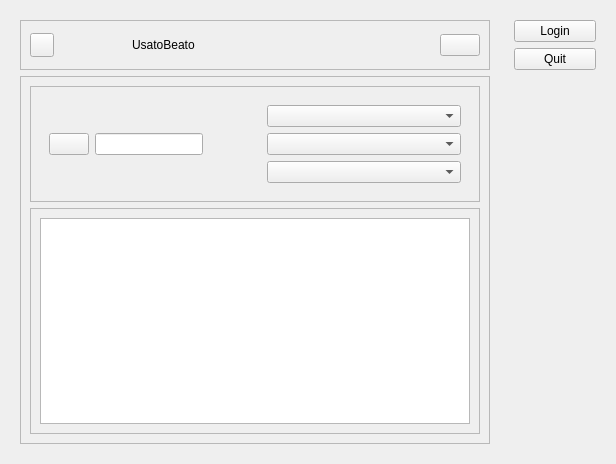
Before: the Qt Designer form NegozioDelUsatoPython/MVC/View/UserView.ui in LeonUrsu/NegozioDellUsato-ExamIS, drawn with Qt 5.
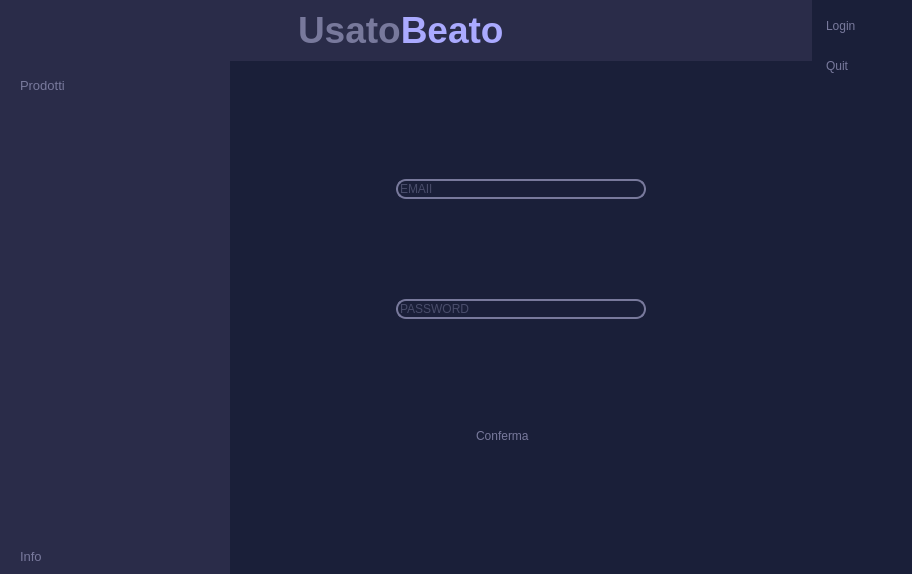
After: the same form once the commit is applied. Icons and pictures are not drawn. Custom widgets are drawn as their Qt base class.

Commit message: push gui User and Update AmministratoreView

What changed in the file:
```diff
--- a/NegozioDelUsatoPython/MVC/View/UserView.ui
+++ b/NegozioDelUsatoPython/MVC/View/UserView.ui
@@ -6,14 +6,302 @@
    <rect>
     <x>0</x>
     <y>0</y>
-    <width>616</width>
-    <height>464</height>
+    <width>912</width>
+    <height>574</height>
    </rect>
   </property>
   <property name="windowTitle">
    <string>Form</string>
   </property>
+  <property name="styleSheet">
+   <string notr="true">
+*{
+color: #78799c;
+border: none;
+}
+
+#frame_2, #frame_5{
+	background-color: #2a2c49;
+}
+
+#mainBody,#Form{
+	background-color: #1a1f39;
+}
+
+QLineEdit{
+	background-color:transparent;
+}
+
+#searchFrame, QLineEdit{
+	border-radius: 10px;
+	border: 2px solid #78799c;
+}
+
+#appHeader{
+	color:#78799c;
+}
+
+#prodottiHeader{
+	color:  #a06ce3;
+}
+
+#avantiarw{
+	border: 1px solid #a06ce3;
+	background-color: #a06ce3 ;
+	border-radius: 5px;
+	
+}
+
+#finestreSecondarie{
+	background-color: #2a2c49;
+	border: solid;
+	border-radius: 20px;
+}
+
+QLabel{
+	color:#78799c;
+}
+
+#mainFrame{
+	background-color: #2a2c49;
+}
+
+#homeBtn{
+	color:#78799c;
+	background-color:#1a1f39;
+	padding : 10px 5px;
+	text-align:left;
+	border-top-left-radius:25px;
+}
+
+QPushButton{
+	padding : 10px 5px;
+	text-align:left;
+	color:#78799c;
+	font: 10pt &quot;Leelawadee UI&quot;;
+}
+
+
+#frame_3{
+	background-color:#2a2c49;
+	border: solid;
+	border-radius: 20px;
+}
+QTableWidget{
+	background-color:#2a2c49;
+	border: solid;
+}
+#leftMenu,#frame{
+background-color: #2a2c49;
+}
+</string>
+  </property>
   <layout class="QHBoxLayout" name="horizontalLayout">
+   <property name="spacing">
+    <number>0</number>
+   </property>
+   <property name="leftMargin">
+    <number>0</number>
+   </property>
+   <property name="topMargin">
+    <number>0</number>
+   </property>
+   <property name="rightMargin">
+    <number>0</number>
+   </property>
+   <property name="bottomMargin">
+    <number>0</number>
+   </property>
+   <item>
+    <widget class="QCustomSlideMenu" name="leftMenu" native="true">
+     <property name="minimumSize">
+      <size>
+       <width>0</width>
+       <height>0</height>
+      </size>
+     </property>
+     <layout class="QVBoxLayout" name="verticalLayout">
+      <property name="spacing">
+       <number>0</number>
+      </property>
+      <property name="leftMargin">
+       <number>0</number>
+      </property>
+      <property name="topMargin">
+       <number>0</number>
+      </property>
+      <property name="rightMargin">
+       <number>0</number>
+      </property>
+      <property name="bottomMargin">
+       <number>0</number>
+      </property>
+      <item>
+       <widget class="QFrame" name="frame_10">
+        <property name="frameShape">
+         <enum>QFrame::StyledPanel</enum>
+        </property>
+        <property name="frameShadow">
+         <enum>QFrame::Raised</enum>
+        </property>
+        <layout class="QHBoxLayout" name="horizontalLayout_10">
+         <property name="spacing">
+          <number>0</number>
+         </property>
+         <property name="leftMargin">
+          <number>0</number>
+         </property>
+         <property name="topMargin">
+          <number>68</number>
+         </property>
+         <property name="rightMargin">
+          <number>0</number>
+         </property>
+         <property name="bottomMargin">
+          <number>0</number>
+         </property>
+        </layout>
+       </widget>
+      </item>
+      <item>
+       <widget class="QFrame" name="frame_8">
+        <property name="sizePolicy">
+         <sizepolicy hsizetype="Preferred" vsizetype="Expanding">
+          <horstretch>0</horstretch>
+          <verstretch>0</verstretch>
+         </sizepolicy>
+        </property>
+        <property name="frameShape">
+         <enum>QFrame::StyledPanel</enum>
+        </property>
+        <property name="frameShadow">
+         <enum>QFrame::Raised</enum>
+        </property>
+        <layout class="QVBoxLayout" name="verticalLayout_9">
+         <property name="spacing">
+          <number>0</number>
+         </property>
+         <property name="leftMargin">
+          <number>0</number>
+         </property>
+         <property name="topMargin">
+          <number>0</number>
+         </property>
+         <property name="rightMargin">
+          <number>0</number>
+         </property>
+         <property name="bottomMargin">
+          <number>0</number>
+         </property>
+         <item>
+          <widget class="QFrame" name="frame_9">
+           <property name="sizePolicy">
+            <sizepolicy hsizetype="Preferred" vsizetype="Expanding">
+             <horstretch>0</horstretch>
+             <verstretch>0</verstretch>
+            </sizepolicy>
+           </property>
+           <property name="minimumSize">
+            <size>
+             <width>230</width>
+             <height>506</height>
+            </size>
+           </property>
+           <property name="maximumSize">
+            <size>
+             <width>230</width>
+             <height>16777215</height>
+            </size>
+           </property>
+           <property name="frameShape">
+            <enum>QFrame::StyledPanel</enum>
+           </property>
+           <property name="frameShadow">
+            <enum>QFrame::Raised</enum>
+           </property>
+           <layout class="QVBoxLayout" name="verticalLayout_10">
+            <property name="spacing">
+             <number>10</number>
+            </property>
+            <property name="leftMargin">
+             <number>15</number>
+            </property>
+            <property name="topMargin">
+             <number>0</number>
+            </property>
+            <property name="rightMargin">
+             <number>0</number>
+            </property>
+            <property name="bottomMargin">
+             <number>0</number>
+            </property>
+            <item>
+             <widget class="QPushButton" name="prodottiBtn_2">
+              <property name="font">
+               <font>
+                <family>Leelawadee UI</family>
+                <pointsize>10</pointsize>
+                <weight>50</weight>
+                <italic>false</italic>
+                <bold>false</bold>
+               </font>
+              </property>
+              <property name="cursor">
+               <cursorShape>PointingHandCursor</cursorShape>
+              </property>
+              <property name="text">
+               <string>Prodotti</string>
+              </property>
+              <property name="icon">
+               <iconset resource="resources.qrc">
+                <normaloff>:/assets/#78799c(purple) icons/shopping-cart.svg</normaloff>:/assets/#78799c(purple) icons/shopping-cart.svg</iconset>
+              </property>
+              <property name="iconSize">
+               <size>
+                <width>24</width>
+                <height>24</height>
+               </size>
+              </property>
+             </widget>
+            </item>
+            <item alignment="Qt::AlignBottom">
+             <widget class="QPushButton" name="infoBtn_2">
+              <property name="font">
+               <font>
+                <family>Leelawadee UI</family>
+                <pointsize>10</pointsize>
+                <weight>50</weight>
+                <italic>false</italic>
+                <bold>false</bold>
+               </font>
+              </property>
+              <property name="cursor">
+               <cursorShape>PointingHandCursor</cursorShape>
+              </property>
+              <property name="text">
+               <string>Info</string>
+              </property>
+              <property name="icon">
+               <iconset resource="resources.qrc">
+                <normaloff>:/assets/#78799c(purple) icons/info.svg</normaloff>:/assets/#78799c(purple) icons/info.svg</iconset>
+              </property>
+              <property name="iconSize">
+               <size>
+                <width>24</width>
+                <height>24</height>
+               </size>
+              </property>
+             </widget>
+            </item>
+           </layout>
+          </widget>
+         </item>
+        </layout>
+       </widget>
+      </item>
+     </layout>
+    </widget>
+   </item>
    <item>
     <widget class="QWidget" name="mainBody" native="true">
      <property name="sizePolicy">
@@ -23,6 +311,21 @@
       </sizepolicy>
      </property>
      <layout class="QVBoxLayout" name="verticalLayout_2">
+      <property name="spacing">
+       <number>0</number>
+      </property>
+      <property name="leftMargin">
+       <number>0</number>
+      </property>
+      <property name="topMargin">
+       <number>0</number>
+      </property>
+      <property name="rightMargin">
+       <number>0</number>
+      </property>
+      <property name="bottomMargin">
+       <number>0</number>
+      </property>
       <item>
        <widget class="QFrame" name="frame">
         <property name="minimumSize">
@@ -60,7 +363,7 @@
            </property>
            <property name="icon">
             <iconset resource="resources.qrc">
-             <normaloff>:/purpleIcons/assets/#78799c(purple) icons/menu.svg</normaloff>:/purpleIcons/assets/#78799c(purple) icons/menu.svg</iconset>
+             <normaloff>:/assets/#78799c(purple) icons/menu.svg</normaloff>:/assets/#78799c(purple) icons/menu.svg</iconset>
            </property>
            <property name="iconSize">
             <size>
@@ -73,7 +376,7 @@
          <item alignment="Qt::AlignHCenter">
           <widget class="QLabel" name="label">
            <property name="text">
-            <string>UsatoBeato</string>
+            <string>&lt;html&gt;&lt;head/&gt;&lt;body&gt;&lt;p&gt;&lt;span style=&quot; font-size:28pt; font-weight:600;&quot;&gt;Usato&lt;/span&gt;&lt;span style=&quot; font-size:28pt; font-weight:600; color:#aaaaff;&quot;&gt;Beato&lt;/span&gt;&lt;/p&gt;&lt;/body&gt;&lt;/html&gt;</string>
            </property>
           </widget>
          </item>
@@ -84,7 +387,7 @@
            </property>
            <property name="icon">
             <iconset resource="resources.qrc">
-             <normaloff>:/purpleIcons/assets/#78799c(purple) icons/user.svg</normaloff>:/purpleIcons/assets/#78799c(purple) icons/user.svg</iconset>
+             <normaloff>:/assets/#78799c(purple) icons/user.svg</normaloff>:/assets/#78799c(purple) icons/user.svg</iconset>
            </property>
            <property name="iconSize">
             <size>
@@ -98,22 +401,29 @@
        </widget>
       </item>
       <item>
-       <widget class="QFrame" name="frame_2">
-        <property name="sizePolicy">
-         <sizepolicy hsizetype="Preferred" vsizetype="Expanding">
-          <horstretch>0</horstretch>
-          <verstretch>0</verstretch>
-         </sizepolicy>
+       <widget class="QStackedWidget" name="stackedWidget">
+        <property name="currentIndex">
+         <number>1</number>
         </property>
-        <property name="frameShape">
-         <enum>QFrame::StyledPanel</enum>
-        </property>
-        <property name="frameShadow">
-         <enum>QFrame::Raised</enum>
-        </property>
+        <widget class="QWidget" name="prodottiPG">
         <layout class="QVBoxLayout" name="verticalLayout_3">
          <item>
-          <widget class="QFrame" name="frame_3">
+           <widget class="QFrame" name="frame_2">
+            <property name="sizePolicy">
+             <sizepolicy hsizetype="Preferred" vsizetype="Expanding">
+              <horstretch>0</horstretch>
+              <verstretch>0</verstretch>
+             </sizepolicy>
+            </property>
+            <property name="frameShape">
+             <enum>QFrame::StyledPanel</enum>
+            </property>
+            <property name="frameShadow">
+             <enum>QFrame::Raised</enum>
+            </property>
+            <layout class="QVBoxLayout" name="verticalLayout_11">
+             <item>
+              <widget class="QFrame" name="frame_11">
            <property name="minimumSize">
             <size>
              <width>1</width>
@@ -126,34 +436,34 @@
            <property name="frameShadow">
             <enum>QFrame::Raised</enum>
            </property>
-           <layout class="QHBoxLayout" name="horizontalLayout_3">
+               <layout class="QHBoxLayout" name="horizontalLayout_6">
             <item alignment="Qt::AlignLeft">
-             <widget class="QWidget" name="widget" native="true">
-              <layout class="QHBoxLayout" name="horizontalLayout_4">
+                 <widget class="QWidget" name="widget_3" native="true">
+                  <layout class="QHBoxLayout" name="horizontalLayout_7">
                <item>
-                <widget class="QPushButton" name="pushButton_2">
+                    <widget class="QPushButton" name="pushButton_6">
                  <property name="text">
                   <string/>
                  </property>
                  <property name="icon">
-                  <iconset resource="resources.qrc">
+                      <iconset>
                    <normaloff>:/purpleIcons/assets/#78799c(purple) icons/search.svg</normaloff>:/purpleIcons/assets/#78799c(purple) icons/search.svg</iconset>
                  </property>
                 </widget>
                </item>
                <item>
-                <widget class="QLineEdit" name="lineEdit"/>
+                    <widget class="QLineEdit" name="lineEdit_2"/>
                </item>
               </layout>
              </widget>
             </item>
             <item>
-             <widget class="QWidget" name="widget_2" native="true">
-              <layout class="QVBoxLayout" name="verticalLayout_5">
+                 <widget class="QWidget" name="widget_4" native="true">
+                  <layout class="QVBoxLayout" name="verticalLayout_12">
                <item>
-                <widget class="QComboBox" name="comboBox_2">
+                    <widget class="QComboBox" name="comboBox_4">
                  <property name="currentText">
-                  <string/>
+                      <string>Ultimo Giorno</string>
                  </property>
                  <property name="iconSize">
                   <size>
@@ -161,7 +471,7 @@
                    <height>24</height>
                   </size>
                  </property>
-                 <property name="placeholderText">
+                     <property name="placeholderText" stdset="0">
                   <string>Filtra Data</string>
                  </property>
                  <item>
@@ -182,15 +492,15 @@
                 </widget>
                </item>
                <item>
-                <widget class="QComboBox" name="comboBox">
-                 <property name="placeholderText">
+                    <widget class="QComboBox" name="comboBox_5">
+                     <property name="placeholderText" stdset="0">
                   <string>Filtra Categoria</string>
                  </property>
                 </widget>
                </item>
                <item>
-                <widget class="QComboBox" name="comboBox_3">
-                 <property name="placeholderText">
+                    <widget class="QComboBox" name="comboBox_6">
+                     <property name="placeholderText" stdset="0">
                   <string>Filtra Prezzo</string>
                  </property>
                  <item>
@@ -222,7 +532,7 @@
           </widget>
          </item>
          <item>
-          <widget class="QFrame" name="frame_4">
+              <widget class="QFrame" name="frame_12">
            <property name="sizePolicy">
             <sizepolicy hsizetype="Preferred" vsizetype="Expanding">
              <horstretch>0</horstretch>
@@ -235,14 +545,94 @@
            <property name="frameShadow">
             <enum>QFrame::Raised</enum>
            </property>
-           <layout class="QHBoxLayout" name="horizontalLayout_5">
+               <layout class="QHBoxLayout" name="horizontalLayout_8">
             <item>
-             <widget class="QTableWidget" name="tableWidget"/>
+                 <widget class="QTableWidget" name="tableWidget_2"/>
             </item>
            </layout>
           </widget>
          </item>
         </layout>
+           </widget>
+          </item>
+         </layout>
+        </widget>
+        <widget class="QWidget" name="loginPG">
+         <layout class="QVBoxLayout" name="verticalLayout_5">
+          <property name="spacing">
+           <number>0</number>
+          </property>
+          <item>
+           <widget class="QWidget" name="widget" native="true">
+            <layout class="QVBoxLayout" name="verticalLayout_6">
+             <property name="spacing">
+              <number>0</number>
+             </property>
+             <item alignment="Qt::AlignHCenter">
+              <widget class="QLineEdit" name="lineEdit">
+               <property name="minimumSize">
+                <size>
+                 <width>250</width>
+                 <height>0</height>
+                </size>
+               </property>
+               <property name="maximumSize">
+                <size>
+                 <width>250</width>
+                 <height>16777215</height>
+                </size>
+               </property>
+               <property name="placeholderText">
+                <string>EMAIl</string>
+               </property>
+              </widget>
+             </item>
+             <item alignment="Qt::AlignHCenter">
+              <widget class="QLineEdit" name="lineEdit_3">
+               <property name="minimumSize">
+                <size>
+                 <width>250</width>
+                 <height>0</height>
+                </size>
+               </property>
+               <property name="maximumSize">
+                <size>
+                 <width>250</width>
+                 <height>16777215</height>
+                </size>
+               </property>
+               <property name="placeholderText">
+                <string>PASSWORD</string>
+               </property>
+              </widget>
+             </item>
+             <item alignment="Qt::AlignHCenter">
+              <widget class="QPushButton" name="pushButton_2">
+               <property name="minimumSize">
+                <size>
+                 <width>100</width>
+                 <height>0</height>
+                </size>
+               </property>
+               <property name="maximumSize">
+                <size>
+                 <width>100</width>
+                 <height>16777215</height>
+                </size>
+               </property>
+               <property name="cursor">
+                <cursorShape>PointingHandCursor</cursorShape>
+               </property>
+               <property name="text">
+                <string>Conferma</string>
+               </property>
+              </widget>
+             </item>
+            </layout>
+           </widget>
+          </item>
+         </layout>
+        </widget>
        </widget>
       </item>
      </layout>
@@ -264,7 +654,7 @@
         </property>
         <property name="icon">
          <iconset resource="resources.qrc">
-          <normaloff>:/purpleIcons/assets/#78799c(purple) icons/log-in.svg</normaloff>:/purpleIcons/assets/#78799c(purple) icons/log-in.svg</iconset>
+          <normaloff>:/assets/#78799c(purple) icons/log-in.svg</normaloff>:/assets/#78799c(purple) icons/log-in.svg</iconset>
         </property>
         <property name="iconSize">
          <size>
@@ -281,7 +671,7 @@
         </property>
         <property name="icon">
          <iconset resource="resources.qrc">
-          <normaloff>:/purpleIcons/assets/#78799c(purple) icons/x-circle.svg</normaloff>:/purpleIcons/assets/#78799c(purple) icons/x-circle.svg</iconset>
+          <normaloff>:/assets/#78799c(purple) icons/x-circle.svg</normaloff>:/assets/#78799c(purple) icons/x-circle.svg</iconset>
         </property>
         <property name="iconSize">
          <size>
@@ -296,6 +686,14 @@
    </item>
   </layout>
  </widget>
+ <customwidgets>
+  <customwidget>
+   <class>QCustomSlideMenu</class>
+   <extends>QWidget</extends>
+   <header location="global">Custom_Widgets.Widgets.h</header>
+   <container>1</container>
+  </customwidget>
+ </customwidgets>
  <resources>
   <include location="resources.qrc"/>
  </resources>
```
Lines whose indentation alone changed are shown as unchanged. The commit also changes 3 other files.
